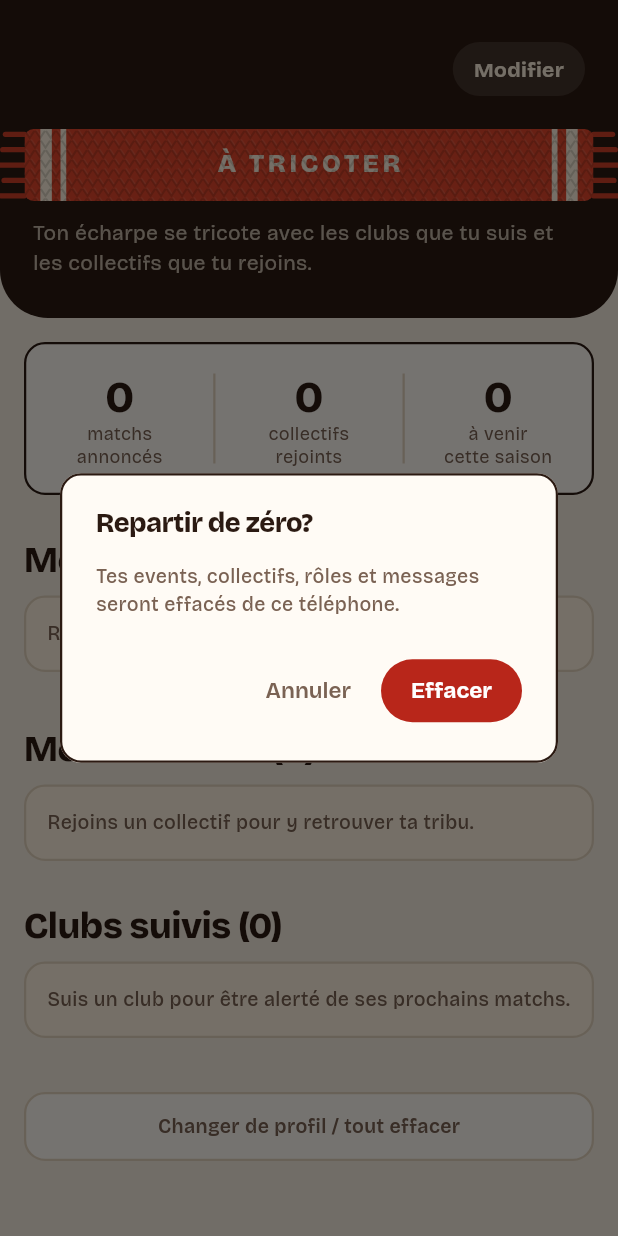
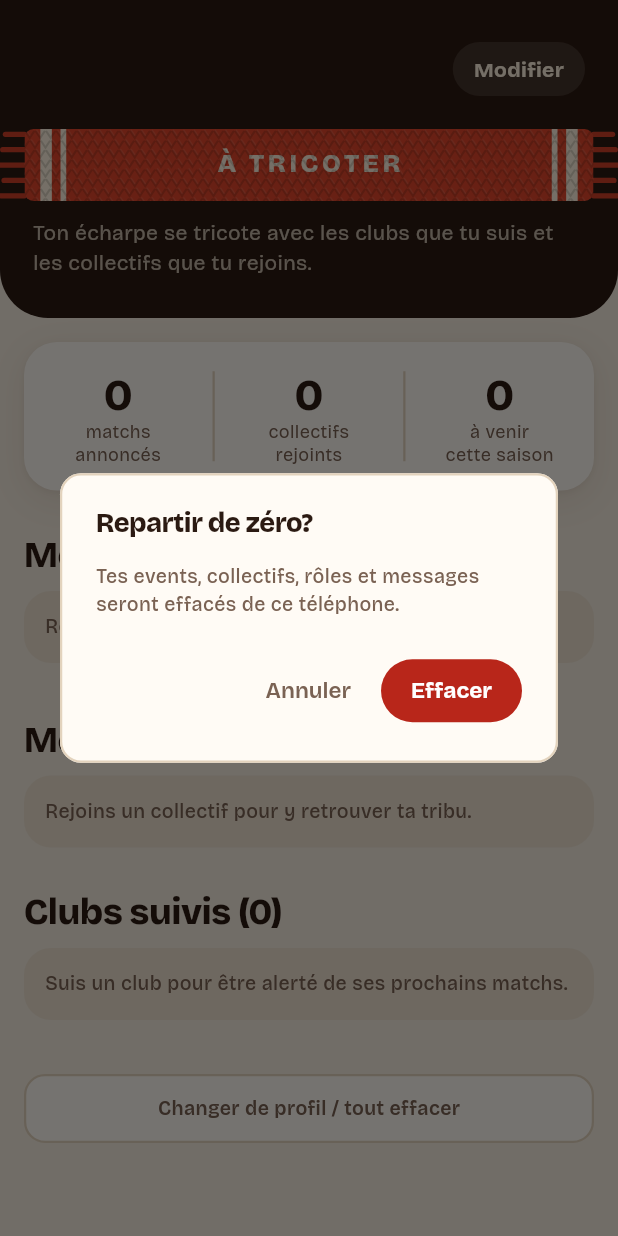
Before and after one commit to delattr-t/Fanzone, a Flutter app: the ProfileScreen screen opened directly with empty values, after a tap on "Changer de profil / tout effacer", on a phone screen of 412 x 824 dp. Run offline on Flutter 3.47's test engine with Material 3 defaults, Android fonts, the phone set to English and light mode, and no system bars; our stand-ins replace flutter_map, geolocator, google_fonts, latlong2, shared_preferences, supabase_flutter; accounts and stored records are empty.

Commit message:
wip: corrections carte, lettrage

```diff
--- a/lib/screens/chat_view.dart
+++ b/lib/screens/chat_view.dart
@@ -156,7 +156,7 @@ class _ChatViewState extends State<ChatView> {
                       decoration: BoxDecoration(
                         color: FanZoneColors.background,
                         borderRadius: BorderRadius.circular(14),
-                        border: Border.all(color: FanZoneColors.dark, width: 1.5),
+                        border: Border.all(color: FanZoneColors.wallDeep, width: 1.5),
                       ),
                       child: TextField(
                         controller: _ctrl,
@@ -183,7 +183,7 @@ class _ChatViewState extends State<ChatView> {
                       decoration: BoxDecoration(
                         color: widget.accent,
                         shape: BoxShape.circle,
-                        border: Border.all(color: FanZoneColors.dark, width: 1.5)
+                        border: Border.all(color: FanZoneColors.wallDeep, width: 1.5)
                       ),
                       child: const Center(child: Text('', style: TextStyle(fontSize: 18))),
                     ),
@@ -256,7 +256,7 @@ class _Bubble extends StatelessWidget {
             bottomLeft: Radius.circular(mine ? 14 : 4),
             bottomRight: Radius.circular(mine ? 4 : 14),
           ),
-          border: Border.all(color: FanZoneColors.dark, width: 1.5)
+          border: Border.all(color: FanZoneColors.wallDeep, width: 1.5)
         ),
         child: Column(
           crossAxisAlignment: CrossAxisAlignment.start,
--- a/lib/screens/login_screen.dart
+++ b/lib/screens/login_screen.dart
@@ -131,7 +131,7 @@ class _ScarfBundle extends StatelessWidget {
   static const _scarves = [
     (Color(0xFFE2462B), 'On est là', -0.05),
     (Color(0xFF1F7A4D), 'Même à vingt', 0.035),
-    (Color(0xFF1F5FBF), 'Allez les petits clubs', -0.02),
+    (Color(0xFF1F5FBF), 'Tous au stade', -0.02),
   ];
 
   @override
--- a/lib/screens/profile_screen.dart
+++ b/lib/screens/profile_screen.dart
@@ -180,7 +180,7 @@ class ProfileScreen extends StatelessWidget {
         backgroundColor: FanZoneColors.surface,
         shape: RoundedRectangleBorder(
           borderRadius: BorderRadius.circular(14),
-          side: const BorderSide(color: FanZoneColors.dark, width: 1.5),
+          side: const BorderSide(color: FanZoneColors.wallDeep, width: 1.5),
         ),
         title: Text('Repartir de zéro?', style: fzDisplay(fontSize: 21)),
         content: Text(
@@ -213,7 +213,7 @@ class ProfileScreen extends StatelessWidget {
         backgroundColor: FanZoneColors.surface,
         shape: RoundedRectangleBorder(
           borderRadius: BorderRadius.circular(14),
-          side: const BorderSide(color: FanZoneColors.dark, width: 1.5),
+          side: const BorderSide(color: FanZoneColors.wallDeep, width: 1.5),
         ),
         title: Text(
           'Ton prénom',
@@ -348,8 +348,8 @@ class _StatsRow extends StatelessWidget {
       margin: const EdgeInsets.fromLTRB(16, 16, 16, 0),
       decoration: BoxDecoration(
         color: FanZoneColors.surface,
-        borderRadius: BorderRadius.circular(14),
-        border: Border.all(color: FanZoneColors.dark, width: 1.5)
+        borderRadius: BorderRadius.circular(22),
+        boxShadow: FanZoneColors.lift,
       ),
       child: Row(
         children: [
@@ -574,9 +574,8 @@ class _EmptyHint extends StatelessWidget {
       child: Container(
         padding: const EdgeInsets.all(14),
         decoration: BoxDecoration(
-          color: FanZoneColors.cream,
-          borderRadius: BorderRadius.circular(14),
-          border: Border.all(color: FanZoneColors.border, width: 1.5),
+          color: FanZoneColors.wall,
+          borderRadius: BorderRadius.circular(18),
         ),
         child: Text(
           text,
--- a/lib/widgets/scarf.dart
+++ b/lib/widgets/scarf.dart
@@ -94,15 +94,19 @@ class _ScarfPainter extends CustomPainter {
         final reserved = showStripes ? inset + band1 + gap + band2 + h * 0.2 : h * 0.3;
         final maxW = segW - 2 * reserved;
         if (maxW > h) {
-          final tp = TextPainter(
+          TextPainter lay(double scale) => TextPainter(
                 text: TextSpan(
                   text: label.toUpperCase(),
-              style: labelStyle.copyWith(fontSize: h * 0.36, letterSpacing: h * 0.05, height: 1),
+                  style: labelStyle.copyWith(fontSize: h * 0.36 * scale, letterSpacing: h * 0.05 * scale, height: 1),
                 ),
                 textDirection: TextDirection.ltr,
                 maxLines: 1,
                 ellipsis: '…',
-          )..layout(maxWidth: maxW);
+              );
+          var tp = lay(1)..layout();
+          if (tp.width > maxW) {
+            tp = lay(math.max(0.7, maxW / tp.width))..layout(maxWidth: maxW);
+          }
           tp.paint(canvas, Offset(r.center.dx - tp.width / 2, r.center.dy - tp.height / 2));
         }
       }
```
Also changed, not shown: lib/screens/chants_view.dart (+4 -4 lines), lib/screens/create_event_screen.dart (+5 -5 lines), lib/screens/home_screen.dart (+14 -7 lines), lib/screens/map_screen.dart (+7 -5 lines). Lines whose indentation alone changed are shown as unchanged.
